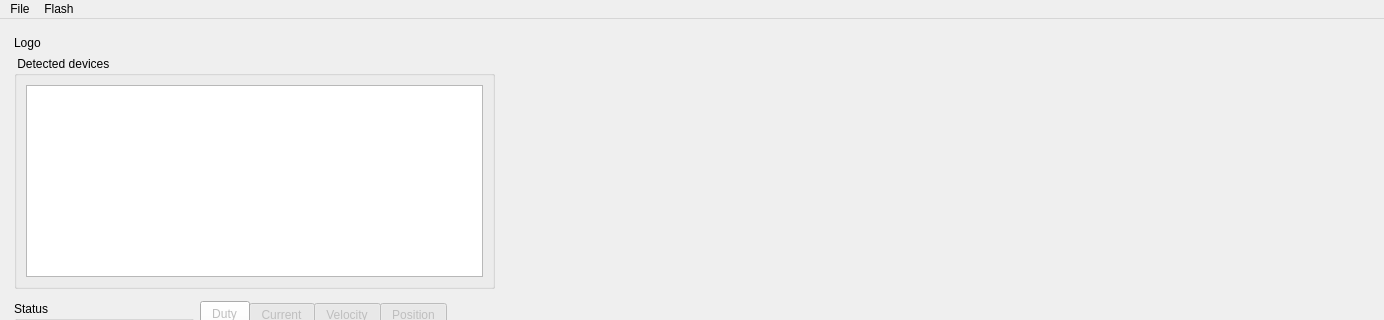
First picture: the form in app.ui, repository flatEarther42/RoboszponConfigurator, before the edit; both pictures show x 0 to 1384 and y 0 to 320 of the 1384 by 592 pixel window.
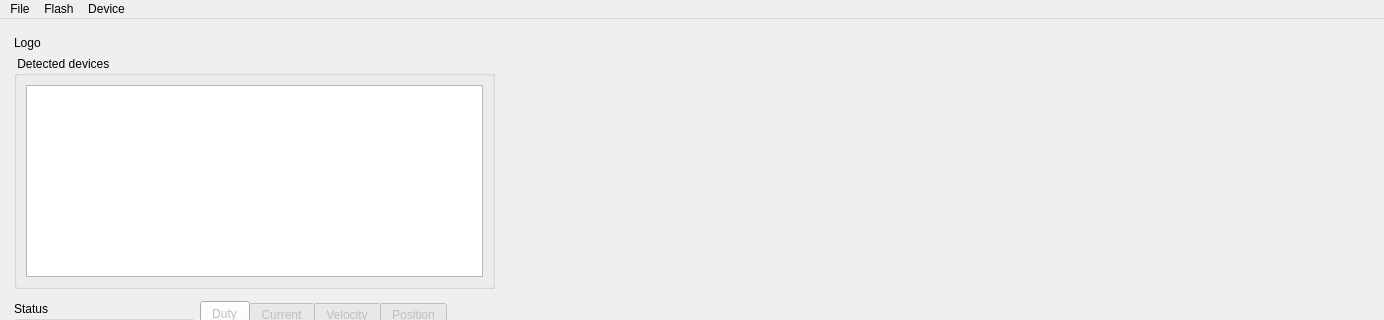
Second picture: the form after the edit. Icons and pictures are not drawn.

Commit message: Add software reset action

```diff
--- a/app.ui
+++ b/app.ui
@@ -400,8 +400,15 @@
     <addaction name="separator"/>
     <addaction name="actionFactory_settings"/>
    </widget>
+   <widget class="QMenu" name="menuDevice">
+    <property name="title">
+     <string>Device</string>
+    </property>
+    <addaction name="actionSoftware_reset"/>
+   </widget>
    <addaction name="menuFile"/>
    <addaction name="menuConfiguration"/>
+   <addaction name="menuDevice"/>
   </widget>
   <action name="actionConnect_roboszpon">
    <property name="text">
```
Left out of the diff: 5 changed lines with no effect on the pictures. The commit also changes 2 other files.
